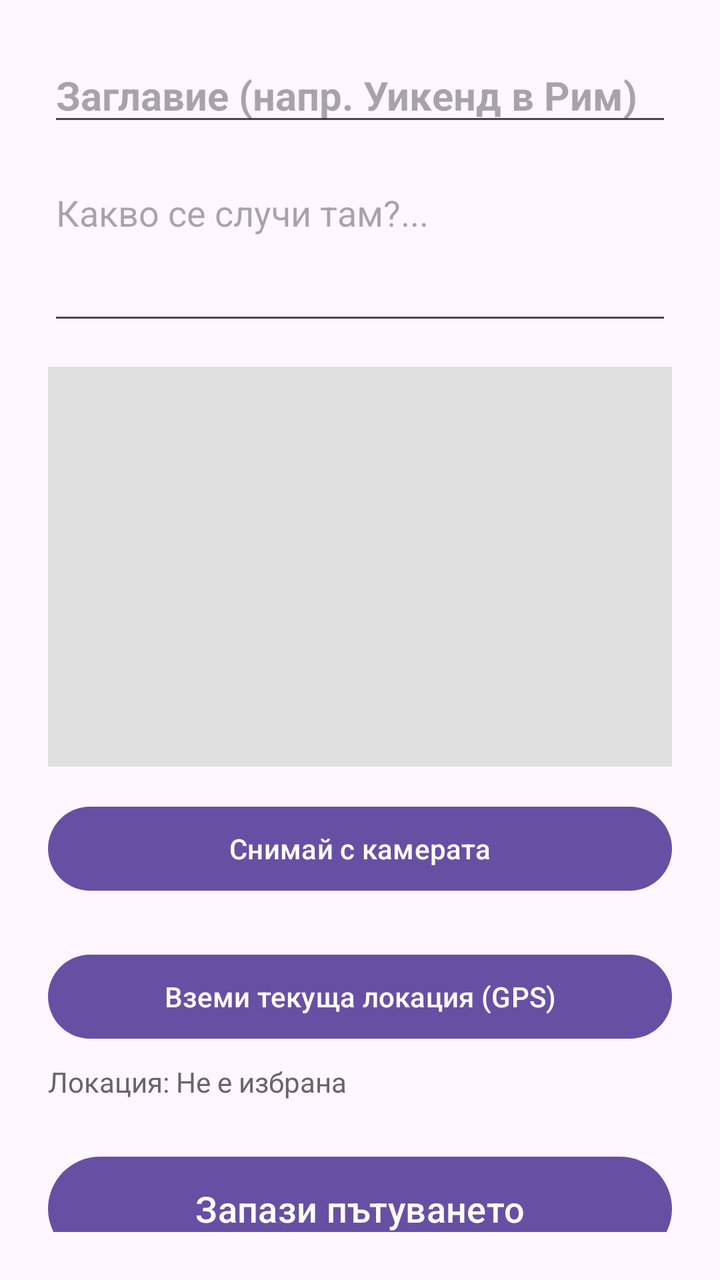
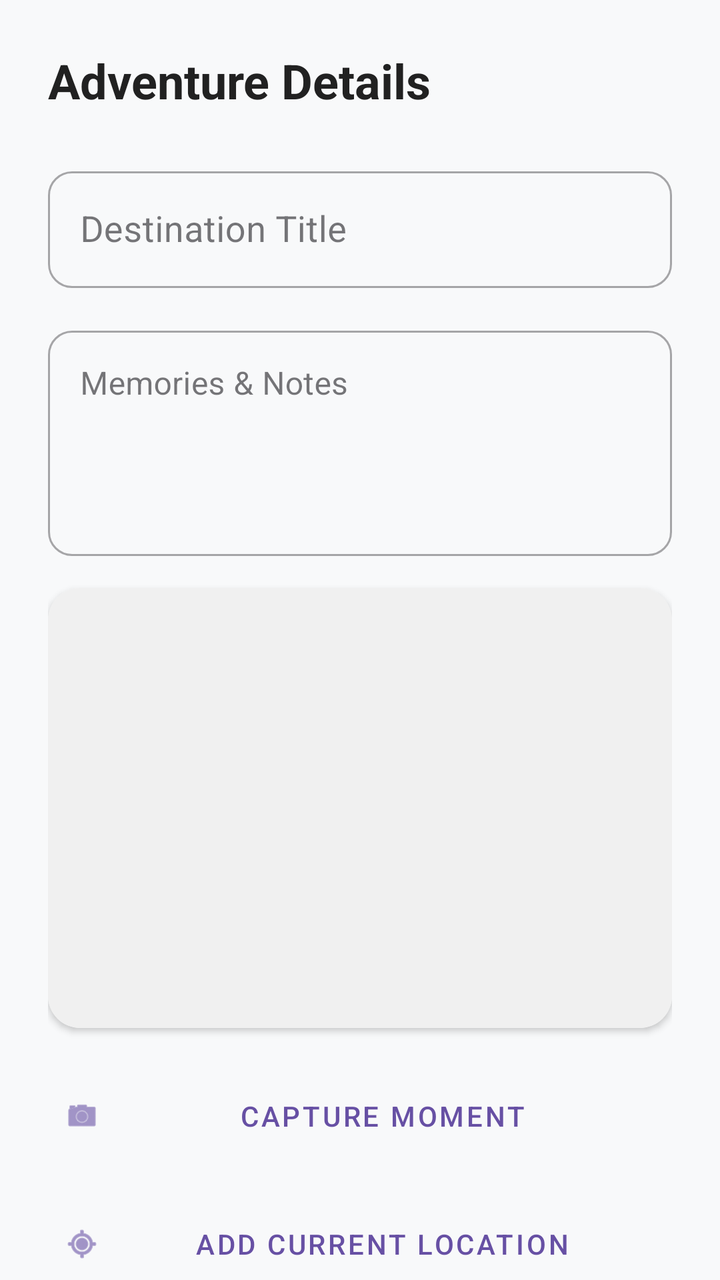

An Android layout rendered at two revisions. The XML below is the earlier revision; the diff shows what the commit changed to produce the second picture.
<!-- AndroidManifest.xml: application theme Theme.MobileApps20252301681053 -->
<!-- res/layout/fragment_add_edit.xml -->
<?xml version="1.0" encoding="utf-8"?>
<LinearLayout
    xmlns:android="http://schemas.android.com/apk/res/android"
    android:layout_width="match_parent"
    android:layout_height="match_parent"
    android:orientation="vertical"
    android:padding="24dp">

    <EditText
        android:id="@+id/editTextTitle"
        android:layout_width="match_parent"
        android:layout_height="wrap_content"
        android:hint="Заглавие (напр. Уикенд в Рим)"
        android:textSize="20sp"
        android:textStyle="bold"
        android:layout_marginBottom="16dp"/>

    <EditText
        android:id="@+id/editTextNote"
        android:layout_width="match_parent"
        android:layout_height="wrap_content"
        android:hint="Какво се случи там?..."
        android:inputType="textMultiLine"
        android:lines="3"
        android:gravity="top|start"
        android:layout_marginBottom="16dp"/>

    <ImageView
        android:id="@+id/imageViewPhoto"
        android:layout_width="match_parent"
        android:layout_height="200dp"
        android:layout_marginBottom="16dp"
        android:scaleType="centerCrop"
        android:background="#E0E0E0" />

    <Button
        android:id="@+id/buttonCamera"
        android:layout_width="match_parent"
        android:layout_height="50dp"
        android:text="Снимай с камерата"
        android:layout_marginBottom="24dp" />

    <Button
        android:id="@+id/buttonLocation"
        android:layout_width="match_parent"
        android:layout_height="50dp"
        android:text="Вземи текуща локация (GPS)"
        android:layout_marginBottom="8dp" />

    <TextView
        android:id="@+id/textViewLocation"
        android:layout_width="match_parent"
        android:layout_height="wrap_content"
        android:text="Локация: Не е избрана"
        android:textColor="#666666"
        android:layout_marginBottom="24dp" />

    <Button
        android:id="@+id/buttonSave"
        android:layout_width="match_parent"
        android:layout_height="60dp"
        android:text="Запази пътуването"
        android:textSize="18sp" />

</LinearLayout>
<!-- resources referenced by this layout -->
<resources>
  <style name="Theme.MobileApps20252301681053" parent="Base.Theme.MobileApps20252301681053" />
  <style name="Base.Theme.MobileApps20252301681053" parent="Theme.Material3.DayNight.NoActionBar">
          
          
      </style>
</resources>

<!-- the commit's change to res/layout/fragment_add_edit.xml (unified diff, before → after) -->
@@ -1,65 +1,118 @@
 <?xml version="1.0" encoding="utf-8"?>
-<LinearLayout
+<androidx.core.widget.NestedScrollView
     xmlns:android="http://schemas.android.com/apk/res/android"
+    xmlns:app="http://schemas.android.com/apk/res-auto"
     android:layout_width="match_parent"
     android:layout_height="match_parent"
-    android:orientation="vertical"
-    android:padding="24dp">
+    android:background="@color/background">
 
-    <EditText
-        android:id="@+id/editTextTitle"
+    <LinearLayout
         android:layout_width="match_parent"
         android:layout_height="wrap_content"
-        android:hint="Заглавие (напр. Уикенд в Рим)"
-        android:textSize="20sp"
-        android:textStyle="bold"
-        android:layout_marginBottom="16dp"/>
+        android:orientation="vertical"
+        android:padding="24dp">
 
-    <EditText
-        android:id="@+id/editTextNote"
-        android:layout_width="match_parent"
-        android:layout_height="wrap_content"
-        android:hint="Какво се случи там?..."
-        android:inputType="textMultiLine"
-        android:lines="3"
-        android:gravity="top|start"
-        android:layout_marginBottom="16dp"/>
+        <TextView
+            android:layout_width="wrap_content"
+            android:layout_height="wrap_content"
+            android:text="Adventure Details"
+            android:textSize="24sp"
+            android:textStyle="bold"
+            android:textColor="@color/text_primary"
+            android:layout_marginBottom="24dp"/>
 
-    <ImageView
-        android:id="@+id/imageViewPhoto"
-        android:layout_width="match_parent"
-        android:layout_height="200dp"
-        android:layout_marginBottom="16dp"
-        android:scaleType="centerCrop"
-        android:background="#E0E0E0" />
+        <com.google.android.material.textfield.TextInputLayout
+            style="@style/Widget.MaterialComponents.TextInputLayout.OutlinedBox"
+            android:layout_width="match_parent"
+            android:layout_height="wrap_content"
+            android:hint="Destination Title"
+            app:boxCornerRadiusBottomEnd="12dp"
+            app:boxCornerRadiusBottomStart="12dp"
+            app:boxCornerRadiusTopEnd="12dp"
+            app:boxCornerRadiusTopStart="12dp"
+            android:layout_marginBottom="16dp">
 
-    <Button
-        android:id="@+id/buttonCamera"
-        android:layout_width="match_parent"
-        android:layout_height="50dp"
-        android:text="Снимай с камерата"
-        android:layout_marginBottom="24dp" />
+            <com.google.android.material.textfield.TextInputEditText
+                android:id="@+id/editTextTitle"
+                android:layout_width="match_parent"
+                android:layout_height="wrap_content"
+                android:textSize="18sp"
+                android:inputType="textCapSentences" />
+        </com.google.android.material.textfield.TextInputLayout>
 
-    <Button
-        android:id="@+id/buttonLocation"
-        android:layout_width="match_parent"
-        android:layout_height="50dp"
-        android:text="Вземи текуща локация (GPS)"
-        android:layout_marginBottom="8dp" />
+        <com.google.android.material.textfield.TextInputLayout
+            style="@style/Widget.MaterialComponents.TextInputLayout.OutlinedBox"
+            android:layout_width="match_parent"
+            android:layout_height="wrap_content"
+            android:hint="Memories &amp; Notes"
+            app:boxCornerRadiusBottomEnd="12dp"
+            app:boxCornerRadiusBottomStart="12dp"
+            app:boxCornerRadiusTopEnd="12dp"
+            app:boxCornerRadiusTopStart="12dp"
+            android:layout_marginBottom="16dp">
 
-    <TextView
-        android:id="@+id/textViewLocation"
-        android:layout_width="match_parent"
-        android:layout_height="wrap_content"
-        android:text="Локация: Не е избрана"
-        android:textColor="#666666"
-        android:layout_marginBottom="24dp" />
+            <com.google.android.material.textfield.TextInputEditText
+                android:id="@+id/editTextNote"
+                android:layout_width="match_parent"
+                android:layout_height="wrap_content"
+                android:inputType="textMultiLine"
+                android:minLines="4"
+                android:gravity="top|start" />
+        </com.google.android.material.textfield.TextInputLayout>
 
-    <Button
-        android:id="@+id/buttonSave"
-        android:layout_width="match_parent"
-        android:layout_height="60dp"
-        android:text="Запази пътуването"
-        android:textSize="18sp" />
+        <androidx.cardview.widget.CardView
+            android:layout_width="match_parent"
+            android:layout_height="220dp"
+            android:layout_marginBottom="16dp"
+            app:cardCornerRadius="16dp"
+            app:cardElevation="2dp">
 
-</LinearLayout>
+            <ImageView
+                android:id="@+id/imageViewPhoto"
+                android:layout_width="match_parent"
+                android:layout_height="match_parent"
+                android:scaleType="centerCrop"
+                android:background="#F0F0F0"
+                android:contentDescription="Travel photo" />
+        </androidx.cardview.widget.CardView>
+
+        <com.google.android.material.button.MaterialButton
+            android:id="@+id/buttonCamera"
+            style="@style/Widget.MaterialComponents.Button.TextButton"
+            android:layout_width="match_parent"
+            android:layout_height="56dp"
+            android:text="Capture Moment"
+            app:icon="@android:drawable/ic_menu_camera"
+            android:layout_marginBottom="8dp" />
+
+        <com.google.android.material.button.MaterialButton
+            android:id="@+id/buttonLocation"
+            style="@style/Widget.MaterialComponents.Button.TextButton"
+            android:layout_width="match_parent"
+            android:layout_height="56dp"
+            android:text="Add Current Location"
+            app:icon="@android:drawable/ic_menu_mylocation"
+            android:layout_marginBottom="4dp" />
+
+        <TextView
+            android:id="@+id/textViewLocation"
+            android:layout_width="match_parent"
+            android:layout_height="wrap_content"
+            android:text="Location: Not selected"
+            android:textAlignment="center"
+            android:textSize="12sp"
+            android:textColor="@color/text_secondary"
+            android:layout_marginBottom="24dp" />
+
+        <com.google.android.material.button.MaterialButton
+            android:id="@+id/buttonSave"
+            android:layout_width="match_parent"
+            android:layout_height="64dp"
+            android:text="Save Journey"
+            android:textSize="18sp"
+            app:cornerRadius="16dp"
+            android:textAllCaps="false"
+            app:backgroundTint="@color/primary" />
+
+    </LinearLayout>
+</androidx.core.widget.NestedScrollView>
<!-- resource entries referenced after the edit -->
@@ -1,5 +1,9 @@
 <!-- resources referenced by this layout -->
 <resources>
+  <color name="background">#F8F9FA</color>
+  <color name="primary">#6200EE</color>
+  <color name="text_primary">#212121</color>
+  <color name="text_secondary">#757575</color>
   <style name="Theme.MobileApps20252301681053" parent="Base.Theme.MobileApps20252301681053" />
   <style name="Base.Theme.MobileApps20252301681053" parent="Theme.Material3.DayNight.NoActionBar">
           
